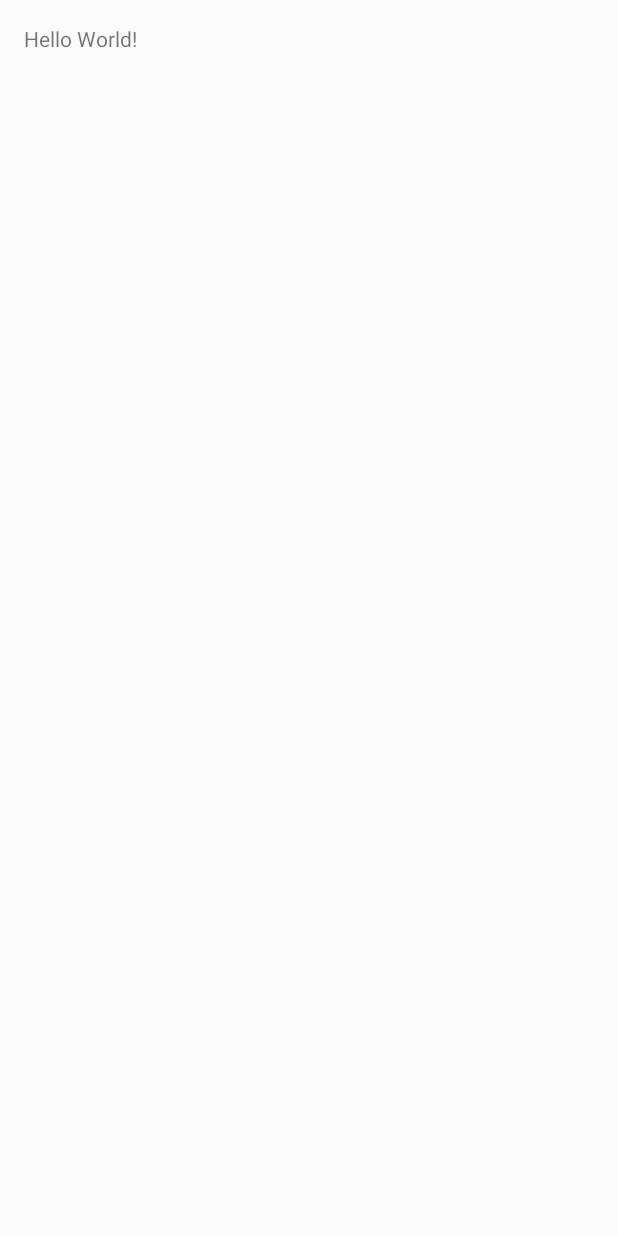
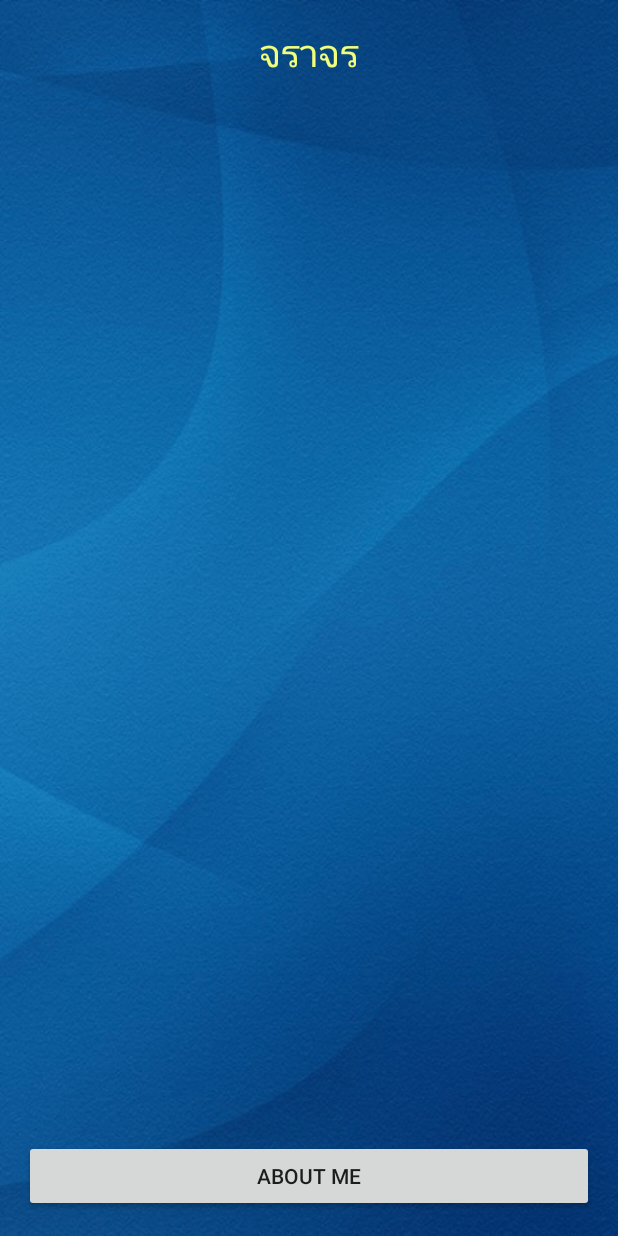
Before and after one commit to KinLiverpool/MyTraffic_26122015, an Android app: the screen it shows after launch (MainActivity), on a phone screen of 412 x 824 dp. Before the commit the screen is almost empty. Run offline under Robolectric (Android 15) with nearby library versions, the phone set to English and light mode, and no system bars.

Commit message:
Designing UI is done

```diff
--- a/app/src/main/res/layout/activity_main.xml
+++ b/app/src/main/res/layout/activity_main.xml
@@ -7,10 +7,33 @@
     android:paddingLeft="@dimen/activity_horizontal_margin"
     android:paddingRight="@dimen/activity_horizontal_margin"
     android:paddingTop="@dimen/activity_vertical_margin"
-    tools:context="igenius.natthapol.mytraffic.MainActivity">
+    tools:context="igenius.natthapol.mytraffic.MainActivity"
+    android:background="@drawable/bg7">
 
     <TextView
         android:layout_width="wrap_content"
         android:layout_height="wrap_content"
-        android:text="Hello World!" />
+        android:text="@string/head"
+        android:id="@+id/textView"
+        android:textSize="@dimen/h2"
+        android:layout_centerHorizontal="true"
+        android:textColor="@color/text" />
+
+    <Button
+        android:layout_width="match_parent"
+        android:layout_height="wrap_content"
+        android:text="About me"
+        android:id="@+id/button"
+        android:layout_alignParentLeft="false"
+        android:layout_alignParentStart="true"
+        android:layout_alignParentBottom="true" />
+
+    <ListView
+        android:layout_width="wrap_content"
+        android:layout_height="wrap_content"
+        android:id="@+id/listView"
+        android:layout_below="@+id/textView"
+        android:layout_alignParentTop="false"
+        android:layout_above="@+id/button"
+        android:layout_margin="20dp" />
 </RelativeLayout>
--- a/app/src/main/res/values/colors.xml
+++ b/app/src/main/res/values/colors.xml
@@ -3,4 +3,5 @@
     <color name="colorPrimary">#3F51B5</color>
     <color name="colorPrimaryDark">#303F9F</color>
     <color name="colorAccent">#FF4081</color>
+    <color name="text">#F1FF7A</color>
 </resources>
--- a/app/src/main/res/values/dimens.xml
+++ b/app/src/main/res/values/dimens.xml
@@ -2,4 +2,6 @@
     <!-- Default screen margins, per the Android Design guidelines. -->
     <dimen name="activity_horizontal_margin">16dp</dimen>
     <dimen name="activity_vertical_margin">16dp</dimen>
+    <dimen name="h1">35sp</dimen>
+    <dimen name="h2">25sp</dimen>
 </resources>
--- a/app/src/main/res/values/strings.xml
+++ b/app/src/main/res/values/strings.xml
@@ -1,3 +1,4 @@
 <resources>
     <string name="app_name">My Traffic</string>
+    <string name="head">จราจร</string>
 </resources>
```
Also changed, not shown: app/src/main/res/drawable/bg7.png (added).
